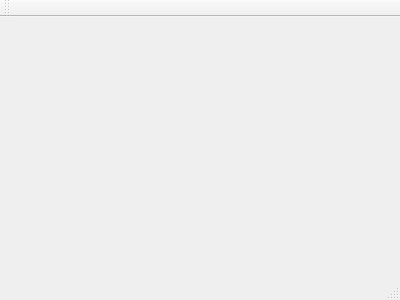
First picture: the form in qcustomplot_realtime/mainwindow.ui, repository liuzhanchun/qcustomplot_project, before the edit.
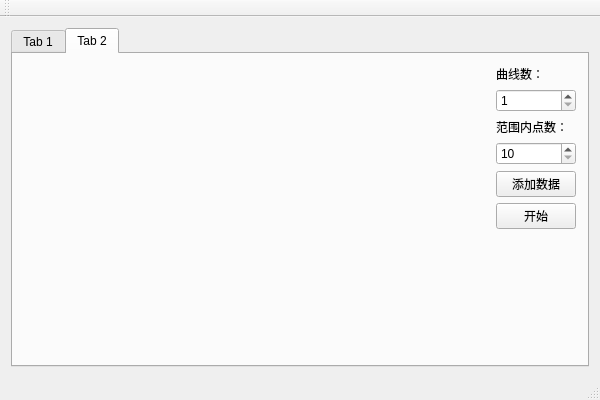
Second picture: the form after the edit. Custom widgets are drawn as their Qt base class.

Diff of the .ui file:
```diff
--- a/qcustomplot_realtime/mainwindow.ui
+++ b/qcustomplot_realtime/mainwindow.ui
@@ -1,24 +1,168 @@
 <ui version="4.0">
  <class>MainWindow</class>
- <widget class="QMainWindow" name="MainWindow" >
-  <property name="geometry" >
+ <widget class="QMainWindow" name="MainWindow">
+  <property name="geometry">
    <rect>
     <x>0</x>
     <y>0</y>
-    <width>400</width>
-    <height>300</height>
+    <width>600</width>
+    <height>400</height>
    </rect>
   </property>
   <property name="windowTitle" >
    <string>MainWindow</string>
   </property>
-  <widget class="QMenuBar" name="menuBar" />
-  <widget class="QToolBar" name="mainToolBar" />
-  <widget class="QWidget" name="centralWidget" />
-  <widget class="QStatusBar" name="statusBar" />
+  <widget class="QWidget" name="centralWidget">
+   <layout class="QHBoxLayout" name="horizontalLayout">
+    <item>
+     <widget class="QTabWidget" name="tabWidget">
+      <property name="currentIndex">
+       <number>1</number>
+      </property>
+      <widget class="QWidget" name="tab">
+       <attribute name="title">
+        <string>Tab 1</string>
+       </attribute>
+       <layout class="QVBoxLayout" name="verticalLayout">
+        <item>
+         <widget class="QPushButton" name="btn_start1">
+          <property name="sizePolicy">
+           <sizepolicy hsizetype="Fixed" vsizetype="Fixed">
+            <horstretch>0</horstretch>
+            <verstretch>0</verstretch>
+           </sizepolicy>
+          </property>
+          <property name="text">
+           <string>停止</string>
+          </property>
+         </widget>
+        </item>
+        <item>
+         <widget class="QCustomPlot" name="customPlot1" native="true"/>
+        </item>
+       </layout>
+      </widget>
+      <widget class="QWidget" name="tab_2">
+       <attribute name="title">
+        <string>Tab 2</string>
+       </attribute>
+       <layout class="QHBoxLayout" name="horizontalLayout_2">
+        <item>
+         <widget class="QCustomPlot" name="customPlot2" native="true">
+          <property name="sizePolicy">
+           <sizepolicy hsizetype="Expanding" vsizetype="Preferred">
+            <horstretch>0</horstretch>
+            <verstretch>0</verstretch>
+           </sizepolicy>
+          </property>
+         </widget>
+        </item>
+        <item>
+         <layout class="QGridLayout" name="gridLayout">
+          <item row="3" column="0">
+           <widget class="QSpinBox" name="spinBox2">
+            <property name="minimum">
+             <number>10</number>
+            </property>
+            <property name="maximum">
+             <number>10000000</number>
+            </property>
+           </widget>
+          </item>
+          <item row="2" column="0">
+           <widget class="QLabel" name="label">
+            <property name="text">
+             <string>范围内点数：</string>
+            </property>
+           </widget>
+          </item>
+          <item row="6" column="0">
+           <spacer name="verticalSpacer">
+            <property name="orientation">
+             <enum>Qt::Vertical</enum>
+            </property>
+            <property name="sizeHint" stdset="0">
+             <size>
+              <width>20</width>
+              <height>40</height>
+             </size>
+            </property>
+           </spacer>
+          </item>
+          <item row="0" column="0">
+           <widget class="QLabel" name="label_2">
+            <property name="text">
+             <string>曲线数：</string>
+            </property>
+           </widget>
+          </item>
+          <item row="1" column="0">
+           <widget class="QSpinBox" name="spinBox1">
+            <property name="minimum">
+             <number>1</number>
+            </property>
+            <property name="maximum">
+             <number>100</number>
+            </property>
+           </widget>
+          </item>
+          <item row="5" column="0">
+           <widget class="QPushButton" name="btn_start2">
+            <property name="sizePolicy">
+             <sizepolicy hsizetype="Fixed" vsizetype="Fixed">
+              <horstretch>0</horstretch>
+              <verstretch>0</verstretch>
+             </sizepolicy>
+            </property>
+            <property name="text">
+             <string>开始</string>
+            </property>
+           </widget>
+          </item>
+          <item row="4" column="0">
+           <widget class="QPushButton" name="btn_adddata">
+            <property name="text">
+             <string>添加数据</string>
+            </property>
+           </widget>
+          </item>
+         </layout>
+        </item>
+       </layout>
+      </widget>
+     </widget>
+    </item>
+   </layout>
+  </widget>
+  <widget class="QMenuBar" name="menuBar">
+   <property name="geometry">
+    <rect>
+     <x>0</x>
+     <y>0</y>
+     <width>600</width>
+     <height>23</height>
+    </rect>
+   </property>
+  </widget>
+  <widget class="QToolBar" name="mainToolBar">
+   <attribute name="toolBarArea">
+    <enum>TopToolBarArea</enum>
+   </attribute>
+   <attribute name="toolBarBreak">
+    <bool>false</bool>
+   </attribute>
+  </widget>
+  <widget class="QStatusBar" name="statusBar"/>
  </widget>
- <layoutDefault spacing="6" margin="11" />
- <pixmapfunction></pixmapfunction>
+ <layoutdefault spacing="6" margin="11"/>
+ <customwidgets>
+  <customwidget>
+   <class>QCustomPlot</class>
+   <extends>QWidget</extends>
+   <header location="global">qcustomplot.h</header>
+   <container>1</container>
+  </customwidget>
+ </customwidgets>
  <resources/>
  <connections/>
 </ui>
```
Left out of the diff: 3 changed lines with no effect on the pictures.
